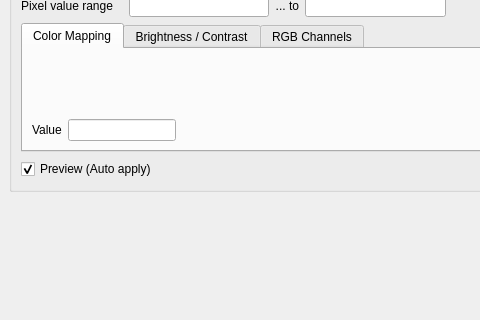
This is src/img/img/ImagePropertiesPage.ui in KLayout/klayout as Qt 5 draws it before an edit; both pictures show x 0 to 480 and y 322 to 642 of the 607 by 642 pixel window. The edited form follows.
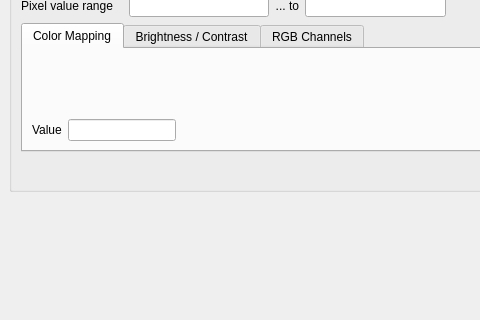
This is the edited form. Custom widgets are drawn as their Qt base class.

Commit message: WIP: image properties now are also 'live' - auto-apply button has been removed.

Diff of the .ui file:
```diff
--- a/src/img/img/ImagePropertiesPage.ui
+++ b/src/img/img/ImagePropertiesPage.ui
@@ -1058,16 +1058,6 @@
          <property name="bottomMargin">
           <number>0</number>
          </property>
-         <item>
-          <widget class="QCheckBox" name="preview_cbx">
-           <property name="text">
-            <string>Preview (Auto apply)</string>
-           </property>
-           <property name="checked">
-            <bool>true</bool>
-           </property>
-          </widget>
-         </item>
          <item>
           <spacer>
            <property name="orientation">
```
Left out of the diff: 1 changed line with no effect on the pictures. The commit also changes 2 other files.
